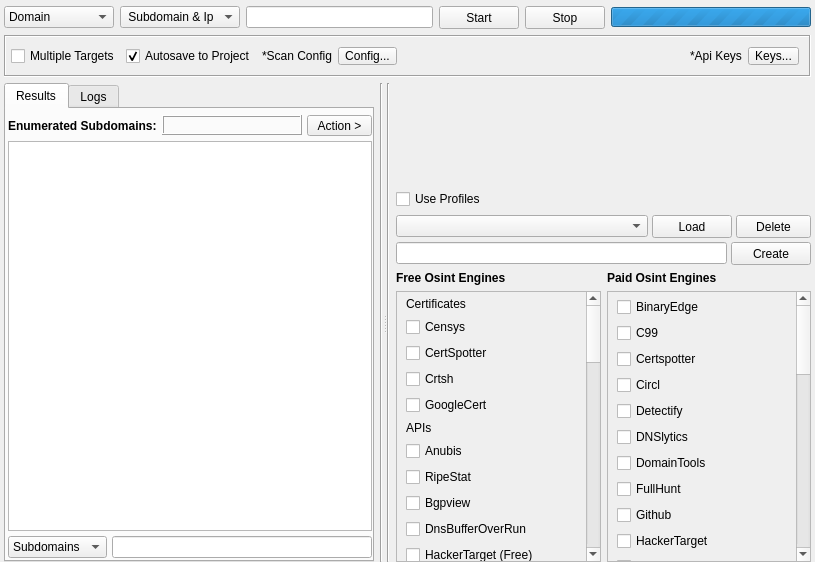
Old version of the form gui/src/engines/osint/Osint.ui in the repository 3nock/OTE.
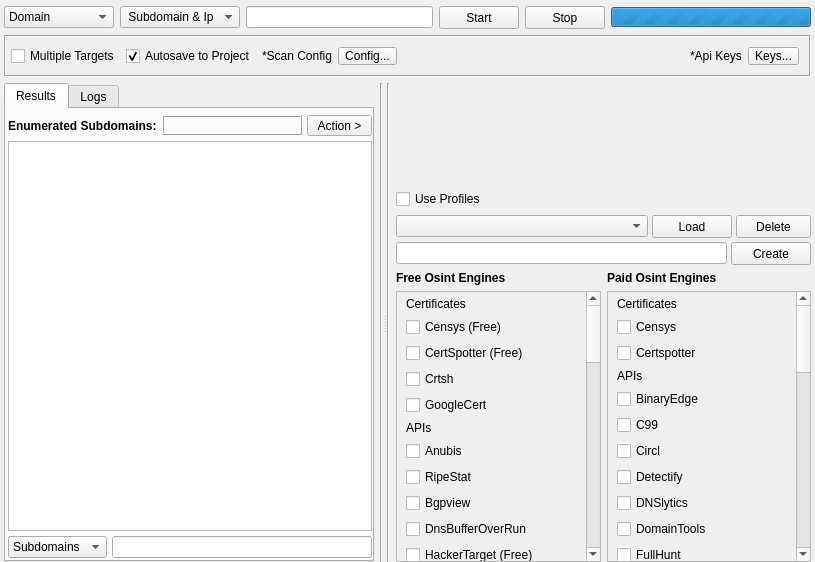
New version of the form. Custom widgets are drawn as their Qt base class.

Commit message: refactoring cert osint modules

```diff
--- a/gui/src/engines/osint/Osint.ui
+++ b/gui/src/engines/osint/Osint.ui
@@ -933,14 +933,14 @@
                  <item>
                   <widget class="QCheckBox" name="moduleCensysFree">
                    <property name="text">
-                    <string>Censys</string>
+                    <string>Censys (Free)</string>
                    </property>
                   </widget>
                  </item>
                  <item>
                   <widget class="QCheckBox" name="moduleCertspotterFree">
                    <property name="text">
-                    <string>CertSpotter</string>
+                    <string>CertSpotter (Free)</string>
                    </property>
                   </widget>
                  </item>
@@ -1325,7 +1325,7 @@
                   <x>0</x>
                   <y>0</y>
                   <width>174</width>
-                  <height>838</height>
+                  <height>876</height>
                  </rect>
                 </property>
                 <layout class="QVBoxLayout" name="verticalLayout_14">
@@ -1335,6 +1335,34 @@
                  <property name="bottomMargin">
                   <number>5</number>
                  </property>
+                 <item>
+                  <widget class="QLabel" name="label_2">
+                   <property name="text">
+                    <string>Certificates</string>
+                   </property>
+                  </widget>
+                 </item>
+                 <item>
+                  <widget class="QCheckBox" name="moduleCensys">
+                   <property name="text">
+                    <string>Censys</string>
+                   </property>
+                  </widget>
+                 </item>
+                 <item>
+                  <widget class="QCheckBox" name="moduleCertspotter">
+                   <property name="text">
+                    <string>Certspotter</string>
+                   </property>
+                  </widget>
+                 </item>
+                 <item>
+                  <widget class="QLabel" name="label_6">
+                   <property name="text">
+                    <string>APIs</string>
+                   </property>
+                  </widget>
+                 </item>
                  <item>
                   <widget class="QCheckBox" name="moduleBinaryEdge">
                    <property name="text">
@@ -1349,13 +1377,6 @@
                    </property>
                   </widget>
                  </item>
-                 <item>
-                  <widget class="QCheckBox" name="moduleCertspotter">
-                   <property name="text">
-                    <string>Certspotter</string>
-                   </property>
-                  </widget>
-                 </item>
                  <item>
                   <widget class="QCheckBox" name="moduleCircl">
                    <property name="text">
@@ -1552,13 +1573,6 @@
                    </property>
                   </widget>
                  </item>
-                 <item>
-                  <widget class="QCheckBox" name="moduleCensys">
-                   <property name="text">
-                    <string>Censys</string>
-                   </property>
-                  </widget>
-                 </item>
                  <item>
                   <widget class="QCheckBox" name="moduleCloudflare">
                    <property name="text">
```
The commit also changes 13 other files.
